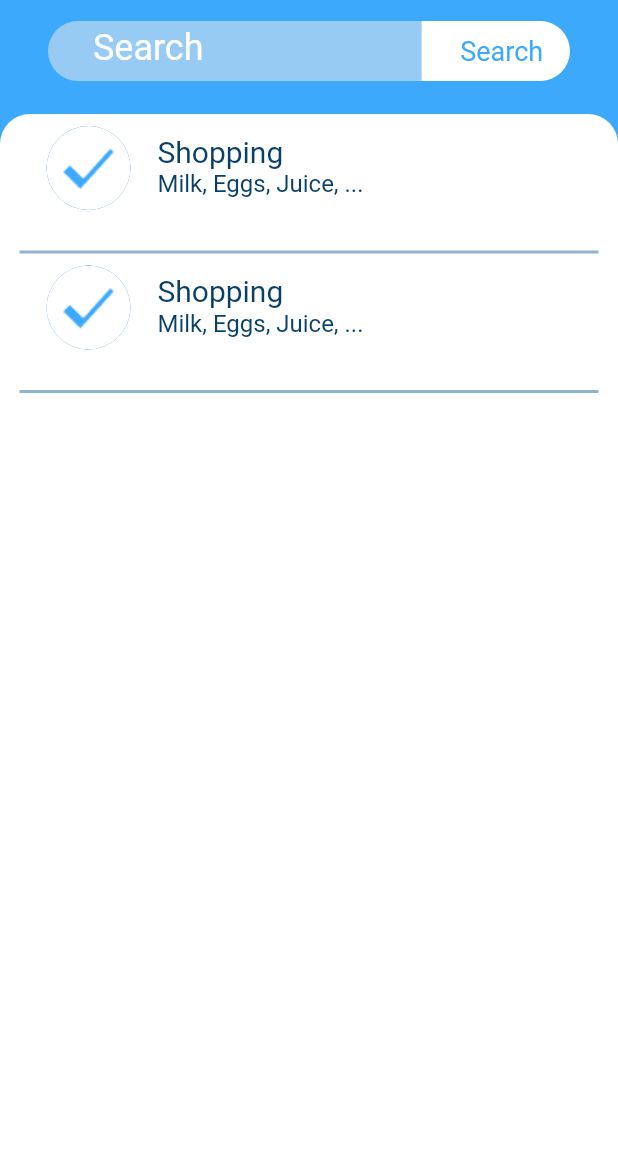
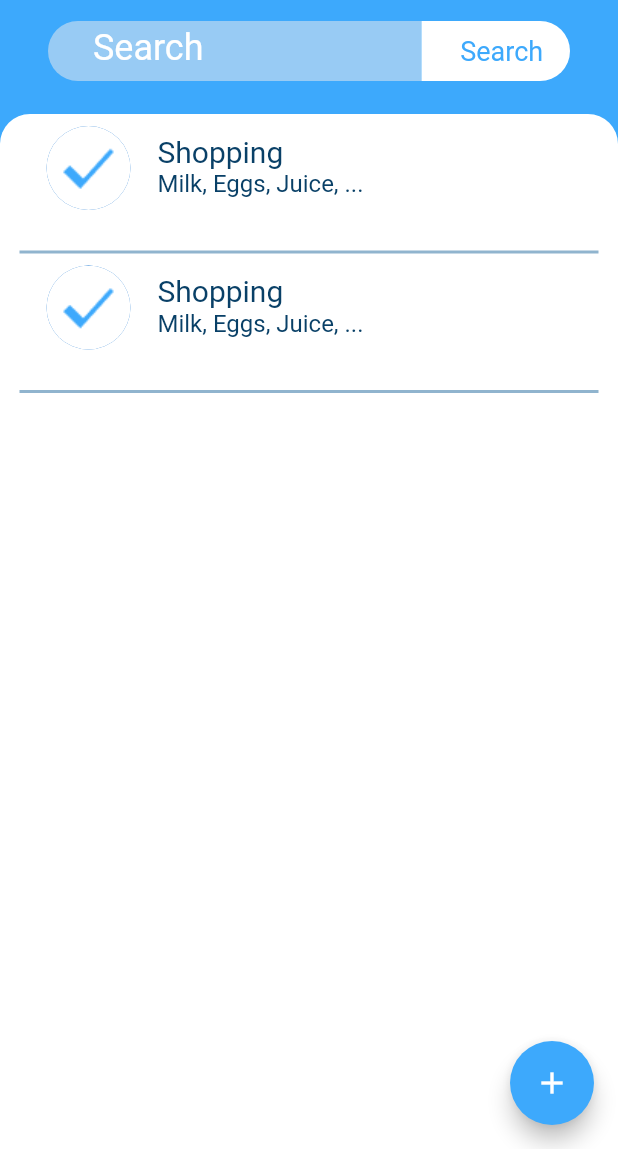
Before and after one commit to root7277/todo_app, a Flutter app: the screen it shows after launch, on a phone screen of 412 x 824 dp, the part 87-1236 px from its top. Run offline on Flutter 3.47's test engine with Material 2 defaults, Android fonts, the phone set to English and light mode, and no system bars; our stand-ins replace flutter_svg.

Commit message:
UI finished

```diff
--- a/lib/screens/home_screen.dart
+++ b/lib/screens/home_screen.dart
@@ -12,6 +12,13 @@ class _HomeScreenState extends State<HomeScreen> {
   @override
   Widget build(BuildContext context) {
     return Scaffold(
+      floatingActionButton: FloatingActionButton(
+        onPressed: (){
+          Navigator.pushNamed(context, 'new_todo_screen');
+        },
+        backgroundColor: const Color(0xFF3DA9FC),
+        child: const Icon(Icons.add, color: Colors.white),
+      ),
       backgroundColor: const Color(0xFF3DA9FC),
       body: Padding(
         padding: const EdgeInsets.only(top: 30),
@@ -46,7 +53,7 @@ class _HomeScreenState extends State<HomeScreen> {
                     borderRadius: BorderRadius.only(topRight: Radius.circular(50), bottomRight: Radius.circular(50)),
                     color: Colors.white,
                   ),
-                  child: TextButton(onPressed: (){Navigator.pushNamed(context, 'new_todo_screen');}, child: const Text('Search', style: TextStyle(fontSize: 18, fontWeight: FontWeight.w400, color: Color(0xFF3DA9FC)))),
+                  child: TextButton(onPressed: (){}, child: const Text('Search', style: TextStyle(fontSize: 18, fontWeight: FontWeight.w400, color: Color(0xFF3DA9FC)))),
                 ),
               ],
             ),
```
